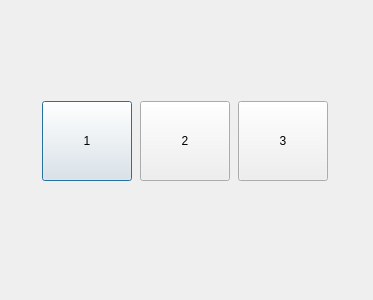
Above: proyecto_final/Leds_App/control.ui from alexanderDz/Alse before the change. Below: the same form after it.
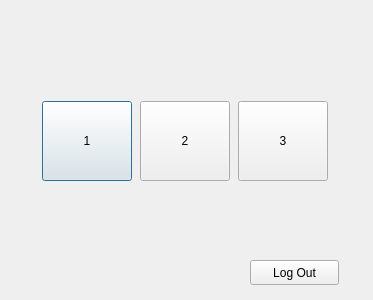
That is the form after the change.

The edit to the form file:
```diff
--- a/proyecto_final/Leds_App/control.ui
+++ b/proyecto_final/Leds_App/control.ui
@@ -94,6 +94,32 @@
     </item>
    </layout>
   </widget>
+  <widget class="QPushButton" name="_cmdLog_out">
+   <property name="geometry">
+    <rect>
+     <x>250</x>
+     <y>260</y>
+     <width>89</width>
+     <height>25</height>
+    </rect>
+   </property>
+   <property name="text">
+    <string>Log Out</string>
+   </property>
+  </widget>
+  <widget class="QLabel" name="ctr_infoLabel">
+   <property name="geometry">
+    <rect>
+     <x>10</x>
+     <y>10</y>
+     <width>171</width>
+     <height>17</height>
+    </rect>
+   </property>
+   <property name="text">
+    <string/>
+   </property>
+  </widget>
  </widget>
  <resources/>
  <connections/>
```
